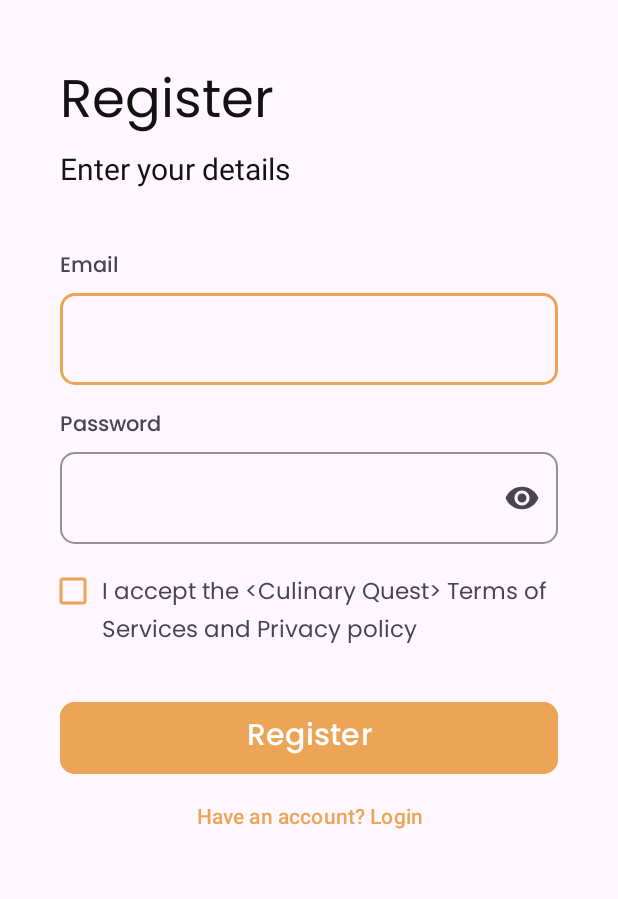
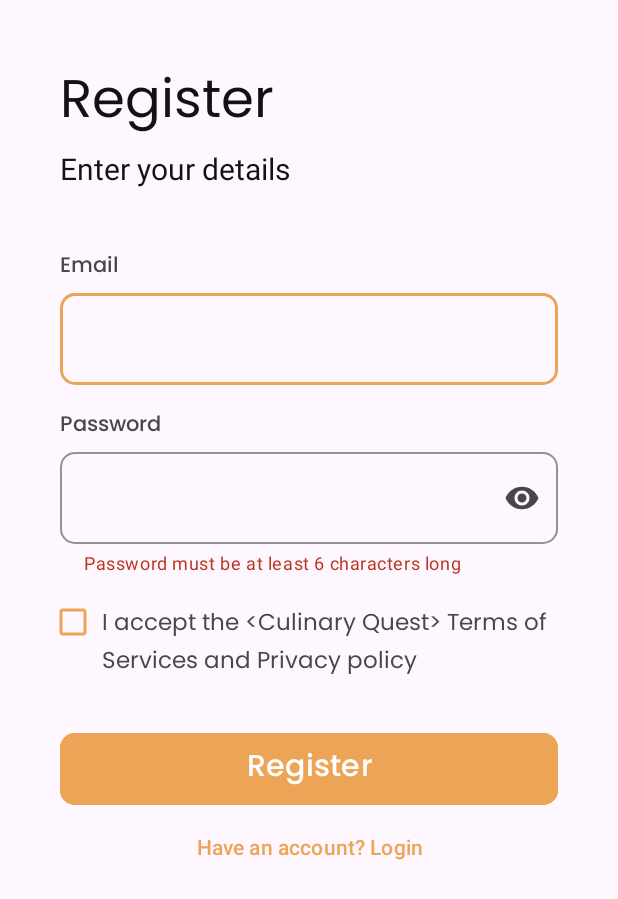
Before and after one commit to DeveloperKits/RecipeSearchApp, an Android app: the layout fragment_registration.xml on its own in the app's theme, with its tools: preview values and no code run, on a phone screen of 412 x 824 dp. Shown: the top 899 px of the screen. Run offline under Robolectric (Android 15) with nearby library versions, the phone set to English and light mode, and no system bars.

Commit message:
add registration

```diff
--- a/app/build.gradle.kts
+++ b/app/build.gradle.kts
@@ -65,7 +65,7 @@ dependencies {
     implementation(platform("com.google.firebase:firebase-bom:32.5.0"))
     implementation("com.google.firebase:firebase-analytics")
     implementation("com.google.firebase:firebase-auth")
-    implementation("com.google.firebase:firebase-firestore")
+    implementation("com.google.firebase:firebase-database")
 
     // Retrofit
     implementation("com.squareup.retrofit2:retrofit:2.9.0")
--- a/app/src/main/AndroidManifest.xml
+++ b/app/src/main/AndroidManifest.xml
@@ -9,9 +9,9 @@
         android:allowBackup="true"
         android:dataExtractionRules="@xml/data_extraction_rules"
         android:fullBackupContent="@xml/backup_rules"
-        android:icon="@mipmap/ic_launcher"
+        android:icon="@drawable/logo"
         android:label="@string/app_name"
-        android:roundIcon="@mipmap/ic_launcher_round"
+        android:roundIcon="@drawable/logo"
         android:supportsRtl="true"
         android:theme="@style/Theme.RecipeSearchApp"
         tools:targetApi="31">
--- /dev/null
+++ b/app/src/main/res/drawable/baseline_arrow_back_24.xml
@@ -0,0 +1,5 @@
+<vector android:autoMirrored="true" android:height="24dp"
+    android:tint="#000000" android:viewportHeight="24"
+    android:viewportWidth="24" android:width="24dp" xmlns:android="http://schemas.android.com/apk/res/android">
+    <path android:fillColor="@android:color/white" android:pathData="M20,11H7.83l5.59,-5.59L12,4l-8,8 8,8 1.41,-1.41L7.83,13H20v-2z"/>
+</vector>
--- a/app/src/main/res/layout/fragment_registration.xml
+++ b/app/src/main/res/layout/fragment_registration.xml
@@ -1,10 +1,12 @@
 <?xml version="1.0" encoding="utf-8"?>
+<layout xmlns:android="http://schemas.android.com/apk/res/android"
+    xmlns:tools="http://schemas.android.com/tools"
+    xmlns:app="http://schemas.android.com/apk/res-auto">
+
+
     <androidx.constraintlayout.widget.ConstraintLayout
-    xmlns:android="http://schemas.android.com/apk/res/android"
-    xmlns:tools="http://schemas.android.com/tools"
         android:layout_width="match_parent"
         android:layout_height="match_parent"
-    xmlns:app="http://schemas.android.com/apk/res-auto"
         tools:context=".Fragment.RegistrationFragment">
 
         <androidx.constraintlayout.widget.Guideline
@@ -80,7 +82,7 @@
         </com.google.android.material.textfield.TextInputLayout>
 
         <com.google.android.material.textfield.TextInputLayout
-        android:id="@+id/number"
+            android:id="@+id/pass"
             style="?attr/textInputOutlinedStyle"
             android:layout_width="0dp"
             android:layout_height="wrap_content"
@@ -89,13 +91,16 @@
             app:boxCornerRadiusTopEnd="@dimen/ten_dp"
             app:boxCornerRadiusTopStart="@dimen/ten_dp"
             app:endIconMode="password_toggle"
+            app:helperTextEnabled="true"
+            app:helperText="@string/password_helper_text"
+            app:helperTextTextColor="@color/chip_color"
             app:boxStrokeColor="@color/button_color"
             app:layout_constraintStart_toStartOf="@+id/guideline"
             app:layout_constraintEnd_toStartOf="@id/guideline2"
             app:layout_constraintTop_toBottomOf="@+id/textView4">
 
             <com.google.android.material.textfield.TextInputEditText
-            android:id="@+id/numberText"
+                android:id="@+id/passText"
                 android:layout_width="match_parent"
                 android:layout_height="wrap_content"
                 android:fontFamily="@font/poppins"
@@ -125,7 +130,7 @@
             android:layout_marginStart="-7dp"
             android:buttonTint="@color/button_color"
             app:layout_constraintStart_toStartOf="@+id/guideline"
-        app:layout_constraintTop_toBottomOf="@+id/number" />
+            app:layout_constraintTop_toBottomOf="@+id/pass" />
 
         <TextView
             android:id="@+id/textView5"
@@ -139,7 +144,7 @@
             android:layout_marginStart="3dp"
             app:layout_constraintStart_toEndOf="@+id/checkBox"
             app:layout_constraintEnd_toStartOf="@id/guideline2"
-        app:layout_constraintTop_toBottomOf="@+id/number" />
+            app:layout_constraintTop_toBottomOf="@+id/pass" />
 
         <com.google.android.material.button.MaterialButton
             android:id="@+id/registerButton"
@@ -161,12 +166,12 @@
             style="@style/Widget.Material3.Button.TextButton"
             android:layout_width="0dp"
             android:layout_height="wrap_content"
+            app:cornerRadius="10dp"
             android:text="Have an account? Login"
-
             app:layout_constraintEnd_toStartOf="@+id/guideline2"
             app:layout_constraintStart_toStartOf="@+id/guideline"
             app:layout_constraintTop_toBottomOf="@+id/registerButton" />
 
 
-
     </androidx.constraintlayout.widget.ConstraintLayout>
+</layout>
--- a/app/src/main/res/layout/item_recipe.xml
+++ b/app/src/main/res/layout/item_recipe.xml
@@ -44,7 +44,7 @@
                 android:text="@string/demo_publisher" />
 
             <TextView
-                android:id="@+id/social_rank"
+                android:id="@+id/emails"
                 android:layout_width="wrap_content"
                 android:layout_height="wrap_content"
                 android:layout_below="@id/publisher"
@@ -71,7 +71,7 @@
                 android:id="@+id/divider"
                 android:layout_width="match_parent"
                 android:layout_height="wrap_content"
-                android:layout_below="@id/social_rank"
+                android:layout_below="@id/emails"
                 app:dividerInsetStart="15dp"
                 app:dividerInsetEnd="15dp" />
 
--- a/app/src/main/res/navigation/nav_graph.xml
+++ b/app/src/main/res/navigation/nav_graph.xml
@@ -3,7 +3,7 @@
     xmlns:app="http://schemas.android.com/apk/res-auto"
     xmlns:tools="http://schemas.android.com/tools"
     android:id="@+id/nav_graph"
-    app:startDestination="@id/registrationFragment">
+    app:startDestination="@id/splashScreenFragment">
 
     <fragment
         android:id="@+id/splashScreenFragment"
@@ -34,6 +34,9 @@
         <action
             android:id="@+id/action_loginFragment_to_registrationFragment"
             app:destination="@id/registrationFragment" />
+        <action
+            android:id="@+id/action_loginFragment_to_homeFragment"
+            app:destination="@id/homeFragment" />
     </fragment>
     <fragment
         android:id="@+id/homeFragment"
--- a/app/src/main/res/values/strings.xml
+++ b/app/src/main/res/values/strings.xml
@@ -17,4 +17,5 @@
     <string name="demo_publisher">Publisher: 101 Cookbooks</string>
     <string name="ingredients">Ingredients:</string>
     <string name="demo_social_rank">Social Rank: 100</string>
+    <string name="password_helper_text">Password must be at least 6 characters long</string>
 </resources>
```
Also changed, not shown: app/src/main/java/com/akashdas/recipesearchapp/Fragment/RegistrationFragment.kt (+103 -39 lines), app/src/main/java/com/akashdas/recipesearchapp/Fragment/SplashScreenFragment.kt (+16 -2 lines), app/src/main/java/com/akashdas/recipesearchapp/MainActivity.kt (+46 -0 lines). Lines whose indentation alone changed are shown as unchanged.
